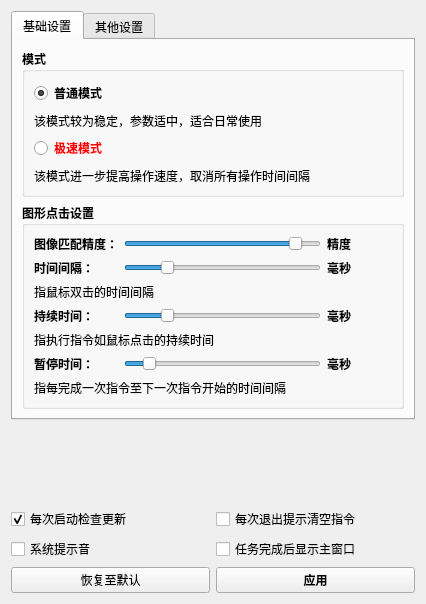
Qt form 窗体/setting.ui (FsterThanLight/automatic_clicker_2) before a commit.
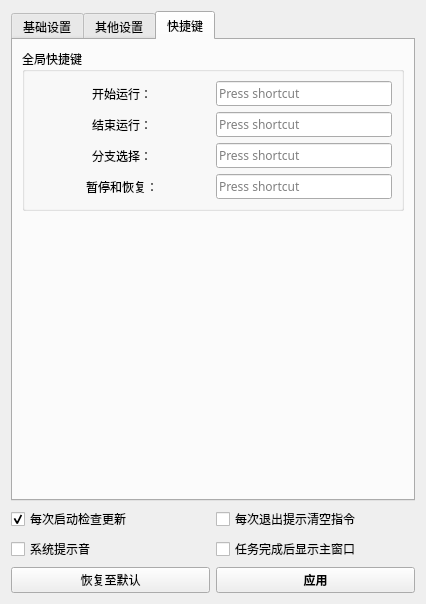
The same form after that commit. Icons and pictures are not drawn.

Commit message: 2024年6月9日01:12:12 全局快捷键可设置

The edit to the form file:
```diff
--- a/窗体/setting.ui
+++ b/窗体/setting.ui
@@ -29,7 +29,7 @@
    <item>
     <widget class="QTabWidget" name="tabWidget">
      <property name="currentIndex">
-      <number>0</number>
+      <number>2</number>
      </property>
      <widget class="QWidget" name="tab">
       <attribute name="title">
@@ -545,6 +545,87 @@
        </item>
       </layout>
      </widget>
+     <widget class="QWidget" name="tab_3">
+      <attribute name="title">
+       <string>快捷键</string>
+      </attribute>
+      <layout class="QVBoxLayout" name="verticalLayout_5">
+       <item>
+        <widget class="QGroupBox" name="groupBox_5">
+         <property name="title">
+          <string>全局快捷键</string>
+         </property>
+         <layout class="QGridLayout" name="gridLayout_6" columnstretch="1,1">
+          <item row="0" column="0">
+           <widget class="QLabel" name="label_17">
+            <property name="text">
+             <string>开始运行：</string>
+            </property>
+            <property name="alignment">
+             <set>Qt::AlignCenter</set>
+            </property>
+           </widget>
+          </item>
+          <item row="0" column="1">
+           <widget class="QKeySequenceEdit" name="keySequenceEdit"/>
+          </item>
+          <item row="1" column="0">
+           <widget class="QLabel" name="label_19">
+            <property name="text">
+             <string>结束运行：</string>
+            </property>
+            <property name="alignment">
+             <set>Qt::AlignCenter</set>
+            </property>
+           </widget>
+          </item>
+          <item row="1" column="1">
+           <widget class="QKeySequenceEdit" name="keySequenceEdit_2"/>
+          </item>
+          <item row="2" column="0">
+           <widget class="QLabel" name="label_20">
+            <property name="text">
+             <string>分支选择：</string>
+            </property>
+            <property name="alignment">
+             <set>Qt::AlignCenter</set>
+            </property>
+           </widget>
+          </item>
+          <item row="2" column="1">
+           <widget class="QKeySequenceEdit" name="keySequenceEdit_3"/>
+          </item>
+          <item row="3" column="0">
+           <widget class="QLabel" name="label_21">
+            <property name="text">
+             <string>暂停和恢复：</string>
+            </property>
+            <property name="alignment">
+             <set>Qt::AlignCenter</set>
+            </property>
+           </widget>
+          </item>
+          <item row="3" column="1">
+           <widget class="QKeySequenceEdit" name="keySequenceEdit_4"/>
+          </item>
+         </layout>
+        </widget>
+       </item>
+       <item>
+        <spacer name="verticalSpacer_3">
+         <property name="orientation">
+          <enum>Qt::Vertical</enum>
+         </property>
+         <property name="sizeHint" stdset="0">
+          <size>
+           <width>20</width>
+           <height>239</height>
+          </size>
+         </property>
+        </spacer>
+       </item>
+      </layout>
+     </widget>
     </widget>
    </item>
    <item>
```
The commit also changes 16 other files.
